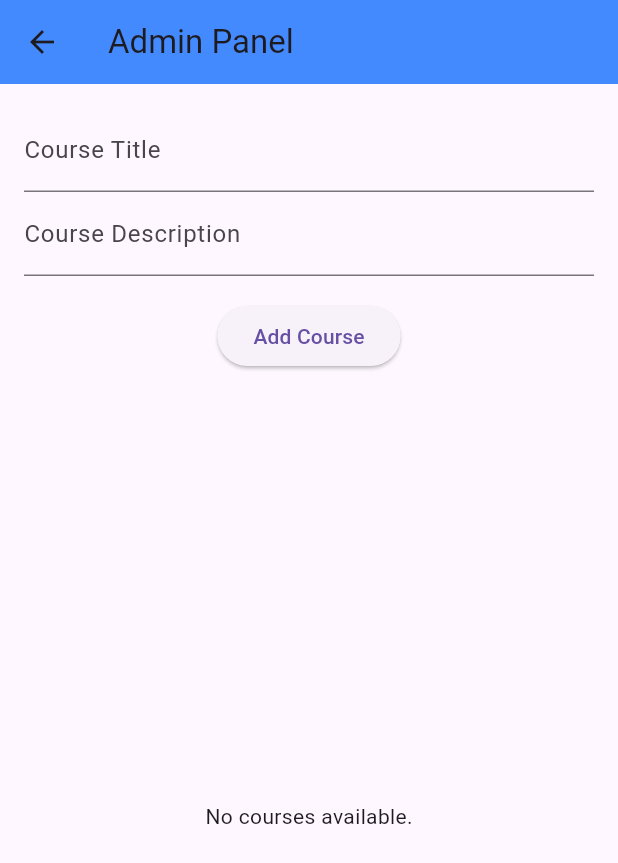
After one commit to Trushang-Patel/e_learning_app, a Flutter app: the AdminPage screen opened directly, on a phone screen of 412 x 824 dp. The commit adds this screen. Shown: the top 863 px of the screen. Run offline on Flutter 3.47's test engine with Material 3 defaults, Android fonts, the phone set to English and light mode, and no system bars; our stand-ins replace cloud_firestore, firebase_auth, firebase_core, google_sign_in; accounts and stored records are empty.

Commit message:
Add Admin to Create a course and upload a course

```diff
--- /dev/null
+++ b/lib/screens/admin_page.dart
@@ -0,0 +1,88 @@
+import 'package:flutter/material.dart';
+import 'package:cloud_firestore/cloud_firestore.dart';
+
+class AdminPage extends StatelessWidget {
+  final TextEditingController titleController = TextEditingController();
+  final TextEditingController descriptionController = TextEditingController();
+
+  Future<void> addCourse() async {
+    if (titleController.text.isEmpty || descriptionController.text.isEmpty) {
+      print('Title and description cannot be empty');
+      return;
+    }
+    await FirebaseFirestore.instance.collection('courses').add({
+      'title': titleController.text,
+      'description': descriptionController.text,
+    });
+    titleController.clear();
+    descriptionController.clear();
+    print('Course added successfully');
+  }
+
+  Future<void> deleteCourse(String courseId) async {
+    await FirebaseFirestore.instance.collection('courses').doc(courseId).delete();
+    print('Course deleted successfully');
+  }
+
+  @override
+  Widget build(BuildContext context) {
+    return Scaffold(
+      appBar: AppBar(
+        title: Text('Admin Panel'),
+        backgroundColor: Colors.blueAccent,
+      ),
+      body: Column(
+        children: [
+          Padding(
+            padding: const EdgeInsets.all(16.0),
+            child: Column(
+              children: [
+                TextField(
+                  controller: titleController,
+                  decoration: InputDecoration(labelText: 'Course Title'),
+                ),
+                TextField(
+                  controller: descriptionController,
+                  decoration: InputDecoration(labelText: 'Course Description'),
+                ),
+                SizedBox(height: 16),
+                ElevatedButton(
+                  onPressed: addCourse,
+                  child: Text('Add Course'),
+                ),
+              ],
+            ),
+          ),
+          Expanded(
+            child: StreamBuilder<QuerySnapshot>(
+              stream: FirebaseFirestore.instance.collection('courses').snapshots(),
+              builder: (context, snapshot) {
+                if (snapshot.connectionState == ConnectionState.waiting) {
+                  return Center(child: CircularProgressIndicator());
+                }
+                if (!snapshot.hasData || snapshot.data!.docs.isEmpty) {
+                  return Center(child: Text('No courses available.'));
+                }
+                final courses = snapshot.data!.docs;
+                return ListView.builder(
+                  itemCount: courses.length,
+                  itemBuilder: (context, index) {
+                    final course = courses[index];
+                    return ListTile(
+                      title: Text(course['title']),
+                      subtitle: Text(course['description']),
+                      trailing: IconButton(
+                        icon: Icon(Icons.delete, color: Colors.red),
+                        onPressed: () => deleteCourse(course.id),
+                      ),
+                    );
+                  },
+                );
+              },
+            ),
+          ),
+        ],
+      ),
+    );
+  }
+}
--- /dev/null
+++ b/lib/screens/courses_page.dart
@@ -0,0 +1,77 @@
+import 'package:flutter/material.dart';
+import 'package:cloud_firestore/cloud_firestore.dart';
+import 'package:firebase_auth/firebase_auth.dart';
+import 'package:e_learning_app/screens/admin_page.dart'; // Import AdminPage
+
+class CoursesPage extends StatelessWidget {
+  @override
+  Widget build(BuildContext context) {
+    return Scaffold(
+      appBar: AppBar(
+        title: Text('Courses'),
+        backgroundColor: Colors.blueAccent,
+        actions: [
+          IconButton(
+            icon: Icon(Icons.admin_panel_settings),
+            onPressed: () {
+              // Check if the user is the admin
+              final user = FirebaseAuth.instance.currentUser;
+              if (user != null && user.email == 'admin@gmail.com') {
+                Navigator.push(
+                  context,
+                  MaterialPageRoute(builder: (context) => AdminPage()),
+                );
+              } else {
+                print('Access denied: Only admin can access this page');
+              }
+            },
+          ),
+        ],
+      ),
+      body: StreamBuilder<QuerySnapshot>(
+        stream: FirebaseFirestore.instance.collection('courses').snapshots(),
+        builder: (context, snapshot) {
+          if (snapshot.connectionState == ConnectionState.waiting) {
+            return Center(child: CircularProgressIndicator());
+          }
+          if (!snapshot.hasData || snapshot.data!.docs.isEmpty) {
+            return Center(child: Text('No courses available.'));
+          }
+          final courses = snapshot.data!.docs;
+          return ListView.builder(
+            itemCount: courses.length,
+            itemBuilder: (context, index) {
+              final course = courses[index];
+              return CourseCard(
+                title: course['title'],
+                description: course['description'],
+              );
+            },
+          );
+        },
+      ),
+    );
+  }
+}
+
+class CourseCard extends StatelessWidget {
+  final String title;
+  final String description;
+
+  CourseCard({required this.title, required this.description});
+
+  @override
+  Widget build(BuildContext context) {
+    return Card(
+      margin: EdgeInsets.symmetric(vertical: 8.0),
+      child: ListTile(
+        title: Text(title, style: TextStyle(fontWeight: FontWeight.bold)),
+        subtitle: Text(description),
+        trailing: Icon(Icons.arrow_forward),
+        onTap: () {
+          print('Selected course: $title');
+        },
+      ),
+    );
+  }
+}
--- a/pubspec.yaml
+++ b/pubspec.yaml
@@ -30,6 +30,10 @@ environment:
 dependencies:
   flutter:
     sdk: flutter
+  firebase_core: ^3.13.0
+  firebase_auth: ^5.5.2
+  cloud_firestore: ^5.6.6
+  google_sign_in: ^6.1.0
 
   # The following adds the Cupertino Icons font to your application.
   # Use with the CupertinoIcons class for iOS style icons.
```
Also changed, not shown: lib/main.dart (+13 -2 lines), lib/screens/login_page.dart (+57 -9 lines), lib/screens/register_page.dart (+28 -9 lines), lib/screens/welcome_page.dart (added, +80 -0 lines), firebase.json (added), lib/firebase_options.dart (added), pubspec.lock, 7 other files.
